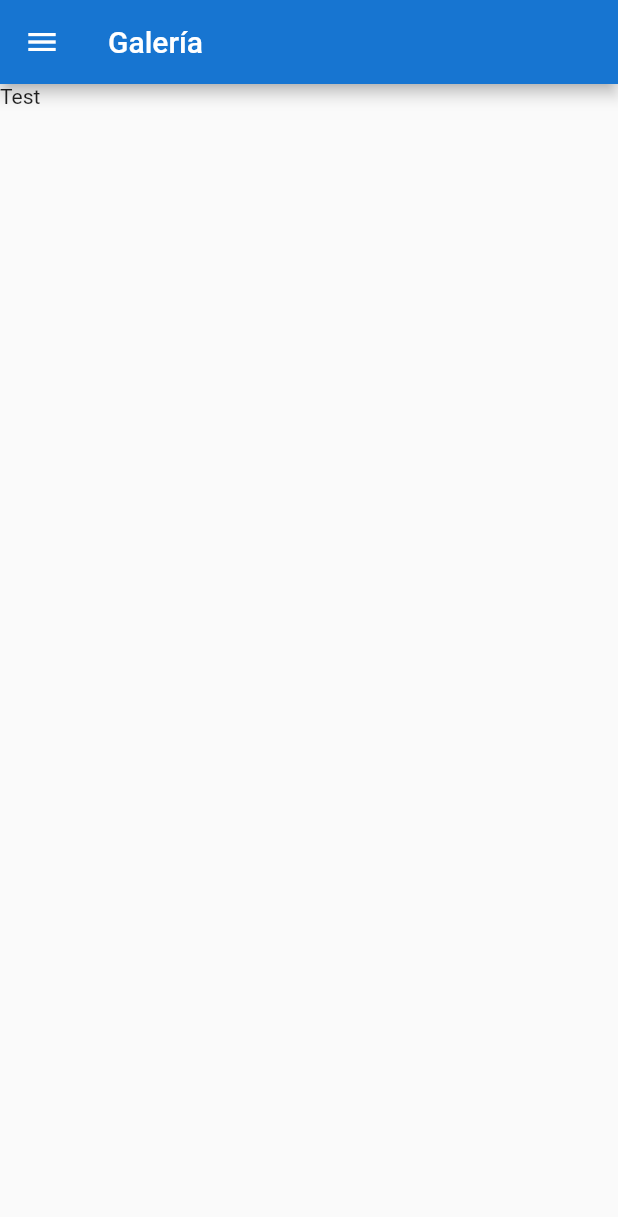
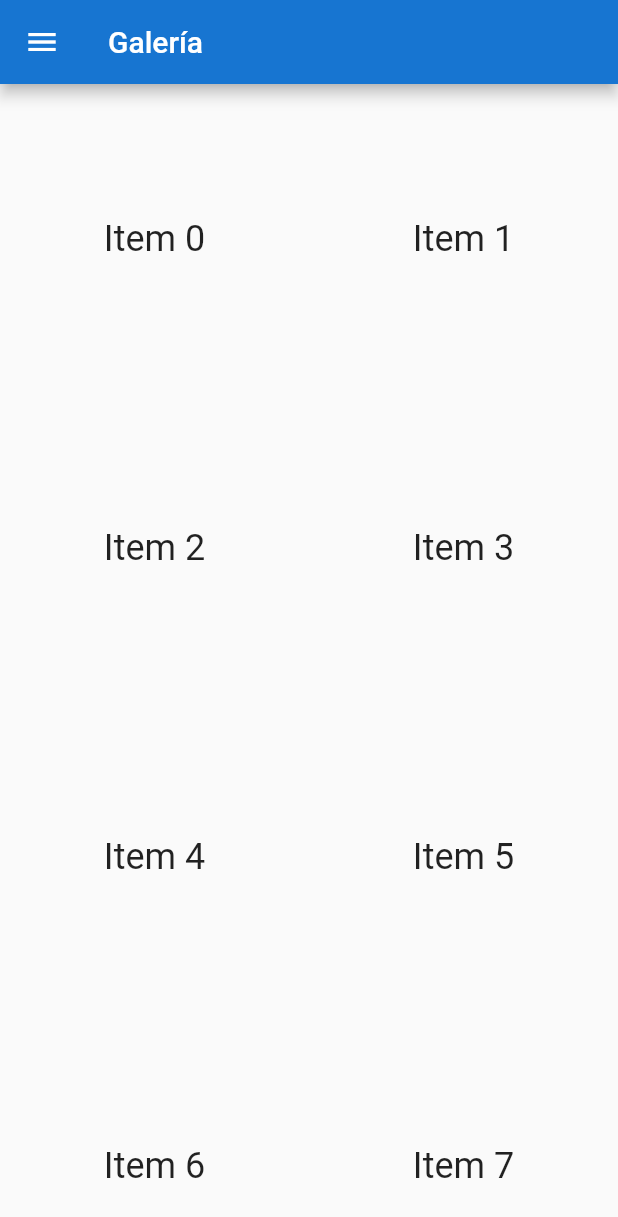
Before and after one commit to frangaren/bulletfinger, a Flutter app: the Gallery screen opened by its route, on a phone screen of 412 x 824 dp. Shown: the top 1217 px of the screen. Run offline on Flutter 3.47's test engine with Material 2 defaults, Android fonts, the phone set to English and light mode, and no system bars; our stand-ins replace image_picker.

Commit message:
Add gallery grid

```diff
--- a/lib/views/gallery-screen.dart
+++ b/lib/views/gallery-screen.dart
@@ -19,7 +19,17 @@ class Gallery extends StatelessWidget {
         // the App.build method, and use it to set our appbar title.
         title: new Text('Galería'),
       ),
-      body: new Text('Test'),
+      body: new GridView.count(
+        crossAxisCount: 2,
+        children: new List.generate(100, (index) {
+          return new Center(
+            child: new Text(
+              'Item $index',
+              style: Theme.of(context).textTheme.headline,
+            ),
+          );
+        }),
+      ),
     );
   }
 
```
